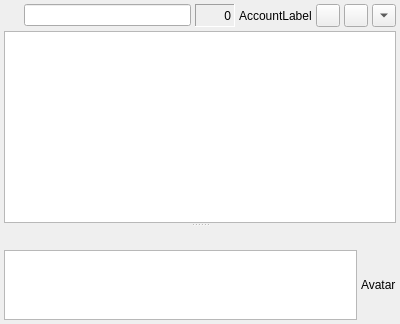
Qt form main/synapse-im/src/chatdlg.ui (BackupTheBerlios/synapse-xmpp-svn) before a commit.
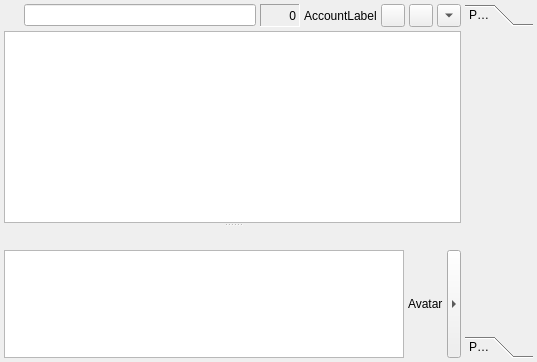
The same form after that commit. Custom widgets are drawn as their Qt base class.

Commit message: Add of ToolBox in ChatDlg(initial). Fixed Psi name in menu.

What changed in the file:
```diff
--- a/main/synapse-im/src/chatdlg.ui
+++ b/main/synapse-im/src/chatdlg.ui
@@ -5,19 +5,27 @@
    <rect>
     <x>0</x>
     <y>0</y>
-    <width>400</width>
-    <height>300</height>
+    <width>537</width>
+    <height>362</height>
    </rect>
   </property>
+  <property name="sizePolicy" >
+   <sizepolicy>
+    <hsizetype>7</hsizetype>
+    <vsizetype>7</vsizetype>
+    <horstretch>0</horstretch>
+    <verstretch>0</verstretch>
+   </sizepolicy>
+  </property>
   <property name="windowTitle" >
    <string>Form</string>
   </property>
-  <layout class="QVBoxLayout" >
+  <layout class="QHBoxLayout" >
    <property name="margin" >
     <number>4</number>
    </property>
    <property name="spacing" >
-    <number>6</number>
+    <number>4</number>
    </property>
    <item>
     <widget class="ChatSplitter" name="splitter" >
@@ -279,25 +287,86 @@
            </property>
           </widget>
          </item>
+         <item>
+          <widget class="QToolButton" name="tb_showToolBox" >
+           <property name="sizePolicy" >
+            <sizepolicy>
+             <hsizetype>0</hsizetype>
+             <vsizetype>7</vsizetype>
+             <horstretch>0</horstretch>
+             <verstretch>0</verstretch>
+            </sizepolicy>
+           </property>
+           <property name="text" >
+            <string>></string>
+           </property>
+           <property name="iconSize" >
+            <size>
+             <width>6</width>
+             <height>16</height>
+            </size>
+           </property>
+           <property name="toolButtonStyle" >
+            <enum>Qt::ToolButtonIconOnly</enum>
+           </property>
+           <property name="arrowType" >
+            <enum>Qt::RightArrow</enum>
+           </property>
+          </widget>
+         </item>
         </layout>
        </item>
       </layout>
      </widget>
     </widget>
    </item>
+   <item>
+    <widget class="QToolBox" name="toolBox" >
+     <property name="sizePolicy" >
+      <sizepolicy>
+       <hsizetype>0</hsizetype>
+       <vsizetype>7</vsizetype>
+       <horstretch>0</horstretch>
+       <verstretch>0</verstretch>
+      </sizepolicy>
+     </property>
+     <property name="autoFillBackground" >
+      <bool>true</bool>
+     </property>
+     <property name="currentIndex" >
+      <number>0</number>
+     </property>
+     <widget class="QWidget" name="page_3" >
+      <property name="geometry" >
+       <rect>
+        <x>0</x>
+        <y>0</y>
+        <width>90</width>
+        <height>296</height>
+       </rect>
+      </property>
+      <attribute name="label" >
+       <string>Page 1</string>
+      </attribute>
+     </widget>
+     <widget class="QWidget" name="page_4" >
+      <property name="geometry" >
+       <rect>
+        <x>0</x>
+        <y>0</y>
+        <width>96</width>
+        <height>26</height>
+       </rect>
+      </property>
+      <attribute name="label" >
+       <string>Page 2</string>
+      </attribute>
+     </widget>
+    </widget>
+   </item>
   </layout>
  </widget>
  <customwidgets>
-  <customwidget>
-   <class>AccountLabel</class>
-   <extends>QLabel</extends>
-   <header>accountlabel.h</header>
-  </customwidget>
-  <customwidget>
-   <class>ChatSplitter</class>
-   <extends>QSplitter</extends>
-   <header>chatsplitter.h</header>
-  </customwidget>
   <customwidget>
    <class>ChatEditProxy</class>
    <extends>QTextEdit</extends>
@@ -313,6 +382,16 @@
    <extends>QLabel</extends>
    <header>iconlabel.h</header>
   </customwidget>
+  <customwidget>
+   <class>AccountLabel</class>
+   <extends>QLabel</extends>
+   <header>accountlabel.h</header>
+  </customwidget>
+  <customwidget>
+   <class>ChatSplitter</class>
+   <extends>QSplitter</extends>
+   <header>chatsplitter.h</header>
+  </customwidget>
  </customwidgets>
  <resources/>
  <connections/>
```
Left out of the diff: 59 changed lines with no effect on the pictures. The commit also changes 7 other files.
